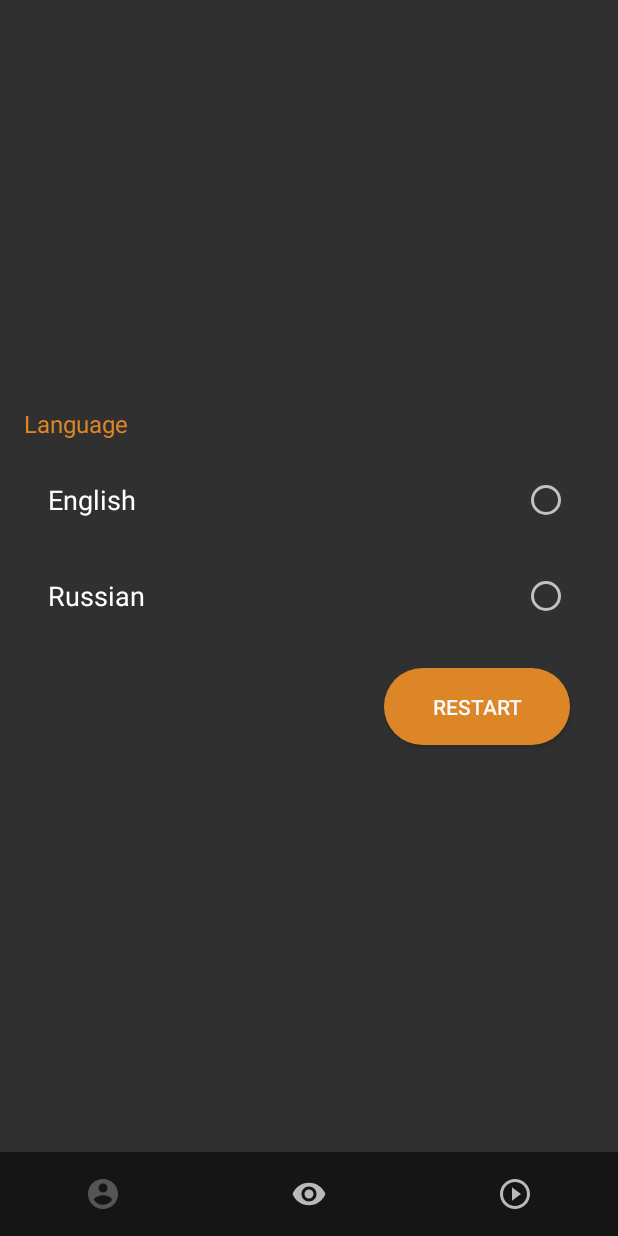
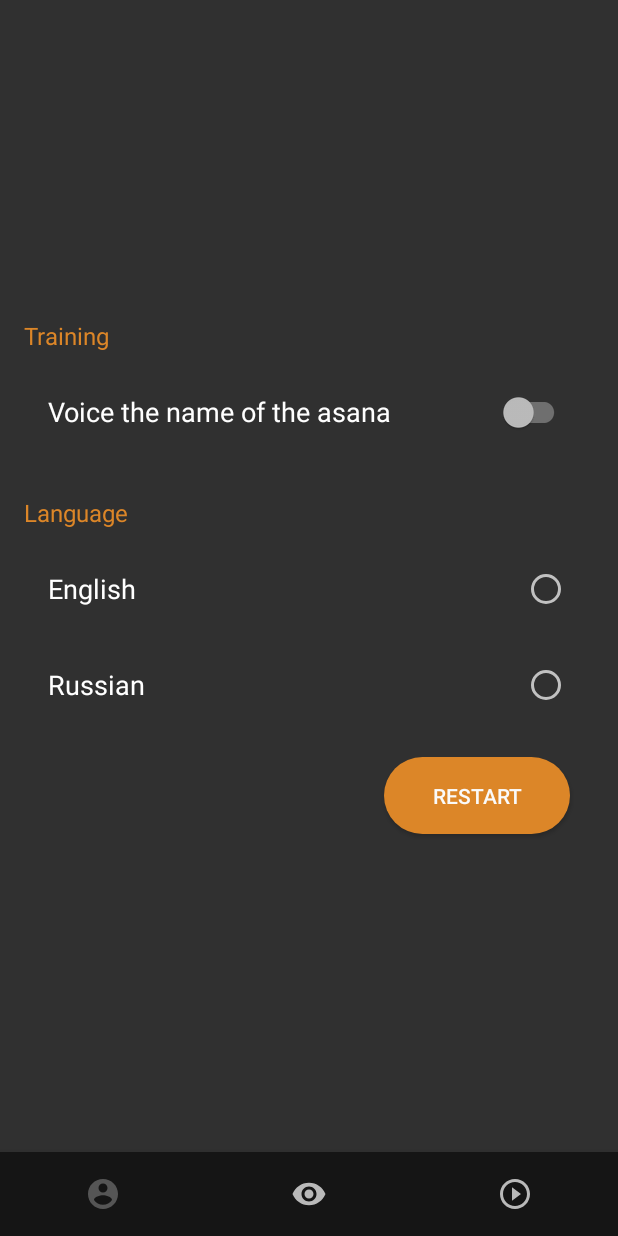
Before and after one commit to mike-shukra/goyoga, an Android app: the SettingsFragment screen opened through its navigation route, on a phone screen of 412 x 824 dp. Run offline under Robolectric (Android 15) with nearby library versions, the phone set to English and light mode, and no system bars; our stand-ins replace Room's generated code, navigation-ui; libraries missing offline, so code that uses them is left out: com.android.billingclient, com.yandex.mobile; 8 statements that could not run were skipped.

Commit message:
isSpeakAsanaName

```diff
--- a/app/src/main/java/ru/yogago/goyoga/data/Data.kt
+++ b/app/src/main/java/ru/yogago/goyoga/data/Data.kt
@@ -4,5 +4,6 @@ data class Data(
     var userData: UserData? = null,
     var asanas: List<Asana>? = null,
     var actionState: ActionState? = null,
+    var settings: Settings? = null,
     var error: String = "no"
 )
--- a/app/src/main/java/ru/yogago/goyoga/service/DBDao.kt
+++ b/app/src/main/java/ru/yogago/goyoga/service/DBDao.kt
@@ -65,6 +65,9 @@ interface DBDao {
     @Query("UPDATE settings SET language = :language WHERE id = 0")
     fun updateSettingsLanguage(language: String): Int
 
+    @Query("UPDATE settings SET isSpeakAsanaName = :isSpeakAsanaName WHERE id = 0")
+    fun updateSettingsIsSpeakAsanaName(isSpeakAsanaName: Boolean): Int
+
     @Insert(onConflict = OnConflictStrategy.REPLACE)
     fun insertPurchase(purchase: PurchaseItem): Long
 
--- a/app/src/main/java/ru/yogago/goyoga/ui/action/ActionViewModel.kt
+++ b/app/src/main/java/ru/yogago/goyoga/ui/action/ActionViewModel.kt
@@ -84,7 +84,7 @@ class ActionViewModel : ViewModel(), CoroutineScope {
         val userData: UserData? = loadDataFromDB()
         val aState: ActionState? = dbDao.getActionState()
         Log.d(LOG_TAG, "ActionViewModel - loadActionStateFromDB aState: $aState")
-        data = Data(asanas = asanasList, userData = userData, actionState = aState)
+        data = Data(asanas = asanasList, userData = userData, actionState = aState, settings = settings)
         mData.postValue(data)
     }
 
--- a/app/src/main/java/ru/yogago/goyoga/ui/profile/SettingsFragment.kt
+++ b/app/src/main/java/ru/yogago/goyoga/ui/profile/SettingsFragment.kt
@@ -9,6 +9,7 @@ import android.view.ViewGroup
 import android.widget.Button
 import android.widget.RadioButton
 import android.widget.RadioGroup
+import androidx.appcompat.widget.SwitchCompat
 import androidx.fragment.app.Fragment
 import androidx.lifecycle.MutableLiveData
 import kotlinx.coroutines.CoroutineScope
@@ -18,6 +19,7 @@ import kotlinx.coroutines.launch
 import ru.yogago.goyoga.MainActivity
 import ru.yogago.goyoga.R
 import ru.yogago.goyoga.data.AppConstants.Companion.LOG_TAG
+import ru.yogago.goyoga.data.Settings
 import ru.yogago.goyoga.service.DataBase
 import java.util.*
 import kotlin.coroutines.CoroutineContext
@@ -28,7 +30,7 @@ class SettingsFragment : Fragment(), CoroutineScope {
     private val job = SupervisorJob()
     override val coroutineContext: CoroutineContext
         get() = Dispatchers.IO + job
-    private val language: MutableLiveData<String> = MutableLiveData()
+    private val settings: MutableLiveData<Settings> = MutableLiveData()
 
     override fun onCreateView(
         inflater: LayoutInflater,
@@ -45,6 +47,13 @@ class SettingsFragment : Fragment(), CoroutineScope {
         val checkBoxEnglish = view.findViewById<RadioButton>(R.id.checkBoxEnglish)
         val checkBoxRussian = view.findViewById<RadioButton>(R.id.checkBoxRussian)
         val restartButton = view.findViewById<Button>(R.id.restartButton)
+        val switchIsSpeakAsanaName = view.findViewById<SwitchCompat>(R.id.switchIsSpeakAsanaName)
+
+        switchIsSpeakAsanaName.setOnCheckedChangeListener { _, b ->
+            launch {
+                DataBase.db.getDBDao().updateSettingsIsSpeakAsanaName(b)
+            }
+        }
 
         restartButton.setOnClickListener {
             launch {
@@ -68,15 +77,8 @@ class SettingsFragment : Fragment(), CoroutineScope {
 
         }
 
-        launch {
-            val settings = DataBase.db.getDBDao().getSettings()
-            settings?.language.let {
-                language.postValue(it)
-            }
-        }
-
-        language.observe(viewLifecycleOwner, {
-            when (it) {
+        settings.observe(viewLifecycleOwner, {
+            when (it.language) {
                 "Russian" -> {
                     checkBoxRussian.isChecked = true
                 }
@@ -84,7 +86,7 @@ class SettingsFragment : Fragment(), CoroutineScope {
                     checkBoxEnglish.isChecked = true
                 }
             }
-
+            switchIsSpeakAsanaName.isChecked = it.isSpeakAsanaName
         })
 
         languageRadioGroup.setOnCheckedChangeListener { radioGroup, i ->
@@ -98,6 +100,11 @@ class SettingsFragment : Fragment(), CoroutineScope {
             }
         }
 
+        launch {
+            val settingsData = DataBase.db.getDBDao().getSettings()
+            settingsData?.let {
+                settings.postValue(it)
+            }
+        }
     }
-
 }
--- a/app/src/main/res/layout/settings_fragment.xml
+++ b/app/src/main/res/layout/settings_fragment.xml
@@ -26,6 +26,32 @@
                 android:layout_width="wrap_content"
                 android:layout_height="wrap_content"
                 android:layout_marginTop="16dp"
+                android:text="@string/training_head"
+                android:textColor="@color/colorAccent"
+                android:textSize="16sp" />
+
+            <androidx.appcompat.widget.SwitchCompat
+                android:id="@+id/switchIsSpeakAsanaName"
+                android:layout_width="match_parent"
+                android:layout_height="48dp"
+                android:layout_marginStart="16dp"
+                android:layout_marginEnd="16dp"
+                android:layout_marginTop="16dp"
+                android:textSize="18sp"
+                android:text="@string/switch_is_name_talk" />
+
+<!--            <LinearLayout-->
+<!--                android:layout_width="match_parent"-->
+<!--                android:layout_height="wrap_content"-->
+<!--                android:orientation="horizontal">-->
+<!--                -->
+<!--                -->
+<!--            </LinearLayout>-->
+
+            <TextView
+                android:layout_width="wrap_content"
+                android:layout_height="wrap_content"
+                android:layout_marginTop="32dp"
                 android:text="@string/language_head"
                 android:textColor="@color/colorAccent"
                 android:textSize="16sp" />
--- a/app/src/main/res/values/strings.xml
+++ b/app/src/main/res/values/strings.xml
@@ -71,5 +71,7 @@
     <string name="sec">sec.</string>
     <string name="times">times</string>
     <string name="time_control_head">Time control</string>
+    <string name="training_head">Training</string>
+    <string name="switch_is_name_talk">Voice the name of the asana</string>
 
 </resources>
```
Also changed, not shown: app/src/main/java/ru/yogago/goyoga/ui/action/ActionFragment.kt (+19 -8 lines), app/src/main/res/layout/fragment_profile.xml (+7 -7 lines), 1 other file.
